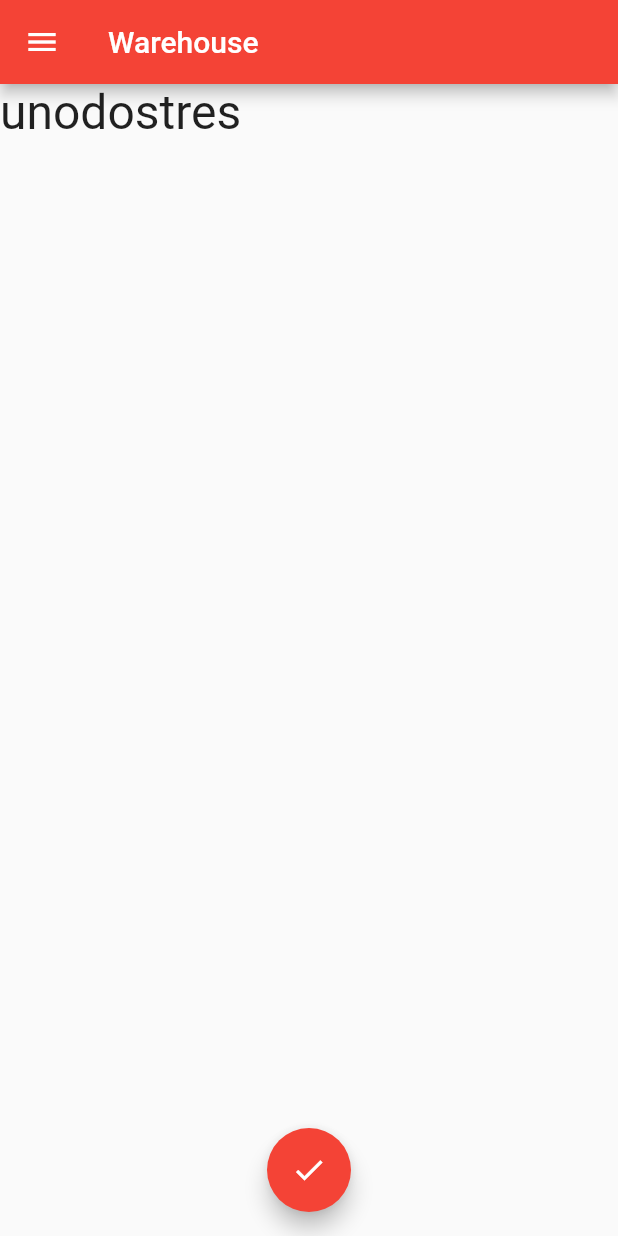
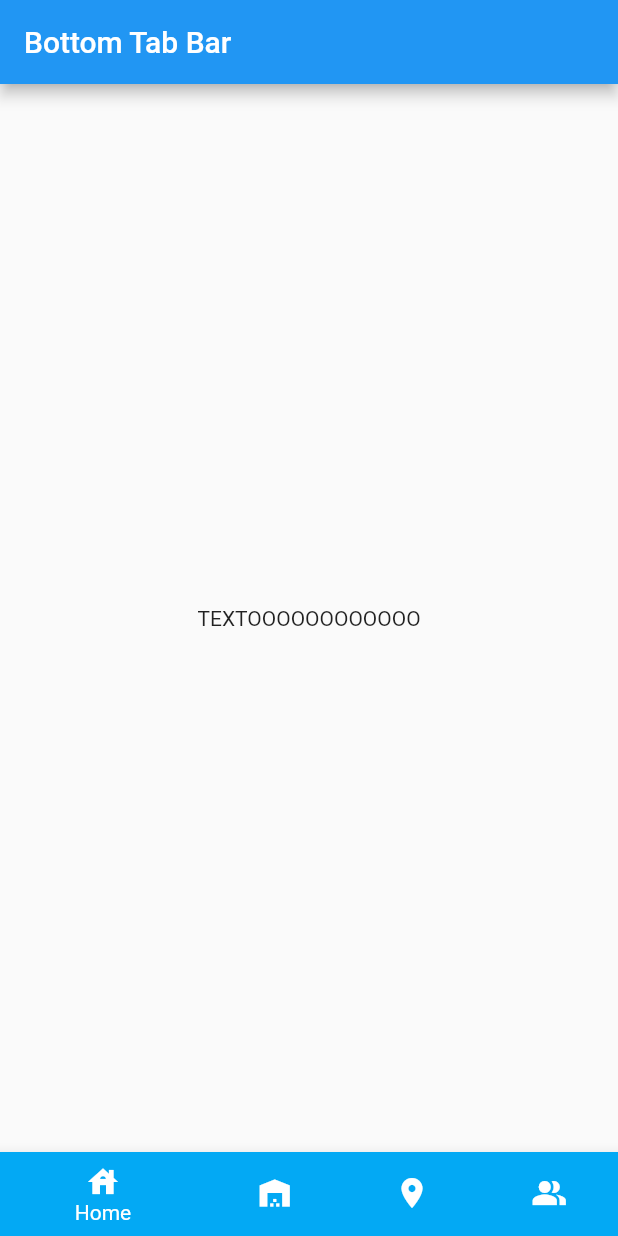
Before and after one commit to Xaxurro/Warehouse, a Flutter app: the screen it shows after launch, on a phone screen of 412 x 824 dp. Run offline on Flutter 3.47's test engine with Material 2 defaults, Android fonts, the phone set to English and light mode, and no system bars.

Commit message:
Clase 12/9

```diff
--- a/analysis_options.yaml
+++ b/analysis_options.yaml
@@ -7,7 +7,7 @@
 
 # The following line activates a set of recommended lints for Flutter apps,
 # packages, and plugins designed to encourage good coding practices.
-include: package:flutter_lints/flutter.yaml
+# include: package:flutter_lints/flutter.yaml
 
 linter:
   # The lint rules applied to this project can be customized in the
--- a/lib/main.dart
+++ b/lib/main.dart
@@ -1,5 +1,7 @@
 import 'package:flutter/material.dart';
+import 'package:flutter_application_1/screen/BottomTabBar.dart';
 import 'package:flutter_application_1/screen/home_screen.dart';
+import 'package:flutter_application_1/screen/tabScreen.dart';
 
 void main() {
   runApp(const MyApp());
@@ -13,7 +15,7 @@ class MyApp extends StatelessWidget {
   Widget build(BuildContext context) {
     return MaterialApp(
       title: 'Warehouse',
-      home: HomeScreen(),
+      home: BottomTabBar(),
     );
   }
 }
--- /dev/null
+++ b/lib/screen/BottomTabBar.dart
@@ -0,0 +1,54 @@
+import 'package:flutter/material.dart';
+import 'package:flutter_application_1/screen/tabs/tab1.dart';
+import 'package:flutter_application_1/screen/tabs/tab2.dart';
+import 'package:flutter_application_1/screen/tabs/tab3.dart';
+import 'package:flutter_application_1/screen/tabs/tab4.dart';
+
+class BottomTabBar extends StatefulWidget {
+  BottomTabBar({Key? key}) : super(key: key);
+
+  @override
+  State<BottomTabBar> createState() => _BottomTabBarState();
+}
+
+class _BottomTabBarState extends State<BottomTabBar> {
+  int _index = 0;
+  List<Widget> _pages = [Tab1Page(), Tab2Page(), Tab3Page(), Tab4Page()];
+
+  @override
+  Widget build(BuildContext context) {
+    return Scaffold(
+      appBar: AppBar(
+        title: Text('Bottom Tab Bar'),
+      ),
+      body: Center(
+        child: Text('TEXTOOOOOOOOOOOO'),
+      ),
+      bottomNavigationBar: BottomNavigationBar(
+        items: [
+          BottomNavigationBarItem(
+              icon: Icon(Icons.house),
+              label: 'Home',
+              backgroundColor: Colors.lightBlue),
+          BottomNavigationBarItem(
+              icon: Icon(Icons.warehouse),
+              label: 'Items',
+              backgroundColor: Colors.lightBlue),
+          BottomNavigationBarItem(
+              icon: Icon(Icons.location_on),
+              label: 'Locations',
+              backgroundColor: Colors.lightBlue),
+          BottomNavigationBarItem(
+              icon: Icon(Icons.people_alt),
+              label: 'Personal',
+              backgroundColor: Colors.lightBlue),
+        ],
+        currentIndex: _index,
+        onTap: (index) {
+          print(index);
+          setState(() {});
+        },
+      ),
+    );
+  }
+}
```
Also changed, not shown: lib/screen/tabScreen.dart (added, +36 -0 lines), lib/screen/tabs/tab1.dart (added, +15 -0 lines), lib/screen/tabs/tab2.dart (added, +15 -0 lines), lib/screen/tabs/tab3.dart (added, +15 -0 lines), lib/screen/tabs/tab4.dart (added, +15 -0 lines).
